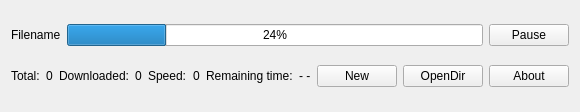
First picture: the form in mainwindowdownloader.ui, repository naturespeak/mDownloader, before the edit.
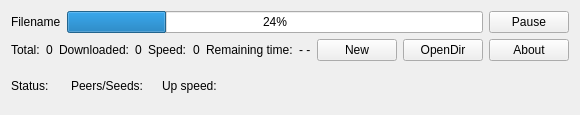
Second picture: the form after the edit. Icons and pictures are not drawn.

Commit message: Add BitTorrent protocol support

```diff
--- a/mainwindowdownloader.ui
+++ b/mainwindowdownloader.ui
@@ -7,7 +7,7 @@
     <x>0</x>
     <y>0</y>
     <width>535</width>
-    <height>112</height>
+    <height>115</height>
    </rect>
   </property>
   <property name="maximumSize">
@@ -149,6 +149,65 @@
       </item>
      </layout>
     </item>
+    <item row="2" column="0">
+     <layout class="QHBoxLayout" name="horizontalLayout_3">
+      <item>
+       <widget class="QLabel" name="labelTorrentStatus">
+        <property name="text">
+         <string>Status: </string>
+        </property>
+       </widget>
+      </item>
+      <item>
+       <widget class="QLabel" name="labelTorrentStatusValue">
+        <property name="text">
+         <string/>
+        </property>
+       </widget>
+      </item>
+      <item>
+       <widget class="QLabel" name="labelPeersSeeds">
+        <property name="text">
+         <string>Peers/Seeds:</string>
+        </property>
+       </widget>
+      </item>
+      <item>
+       <widget class="QLabel" name="labelPeersSeedsValue">
+        <property name="text">
+         <string/>
+        </property>
+       </widget>
+      </item>
+      <item>
+       <widget class="QLabel" name="labelUploadingSpeed">
+        <property name="text">
+         <string>Up speed:</string>
+        </property>
+       </widget>
+      </item>
+      <item>
+       <widget class="QLabel" name="labelUploadingSpeedValue">
+        <property name="text">
+         <string/>
+        </property>
+       </widget>
+      </item>
+      <item>
+       <spacer name="horizontalSpacer">
+        <property name="orientation">
+         <enum>Qt::Horizontal</enum>
+        </property>
+        <property name="sizeHint" stdset="0">
+         <size>
+          <width>48</width>
+          <height>20</height>
+         </size>
+        </property>
+       </spacer>
+      </item>
+     </layout>
+    </item>
    </layout>
   </widget>
   <action name="actionCreate">
```
The commit also changes 28 other files.
